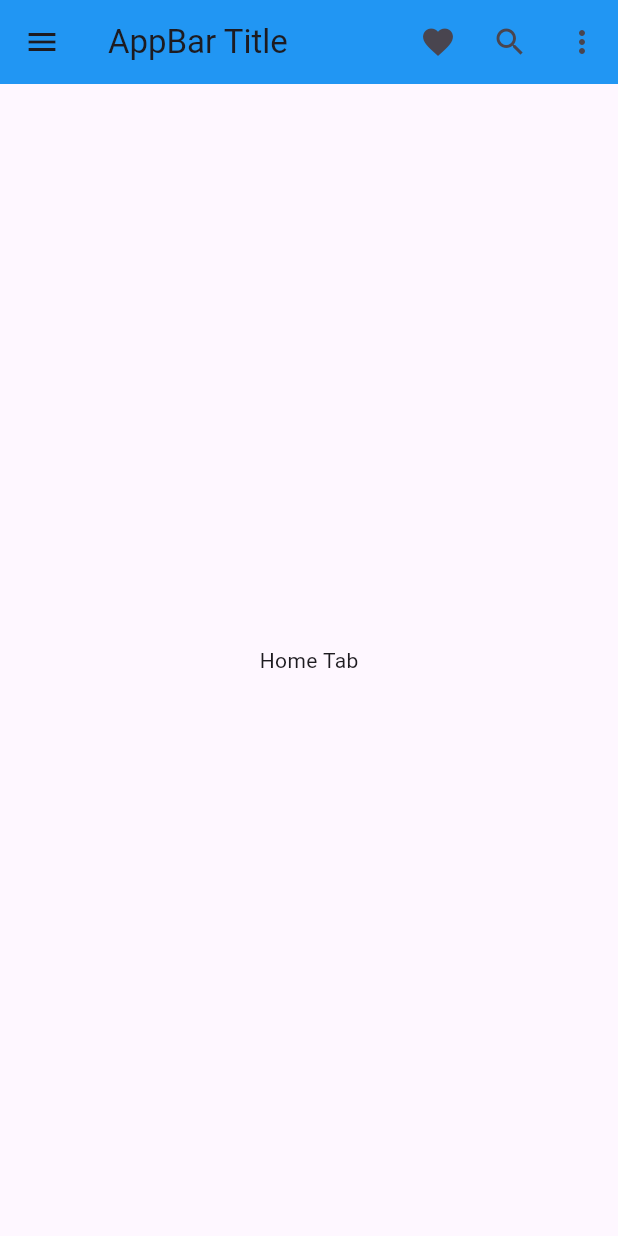
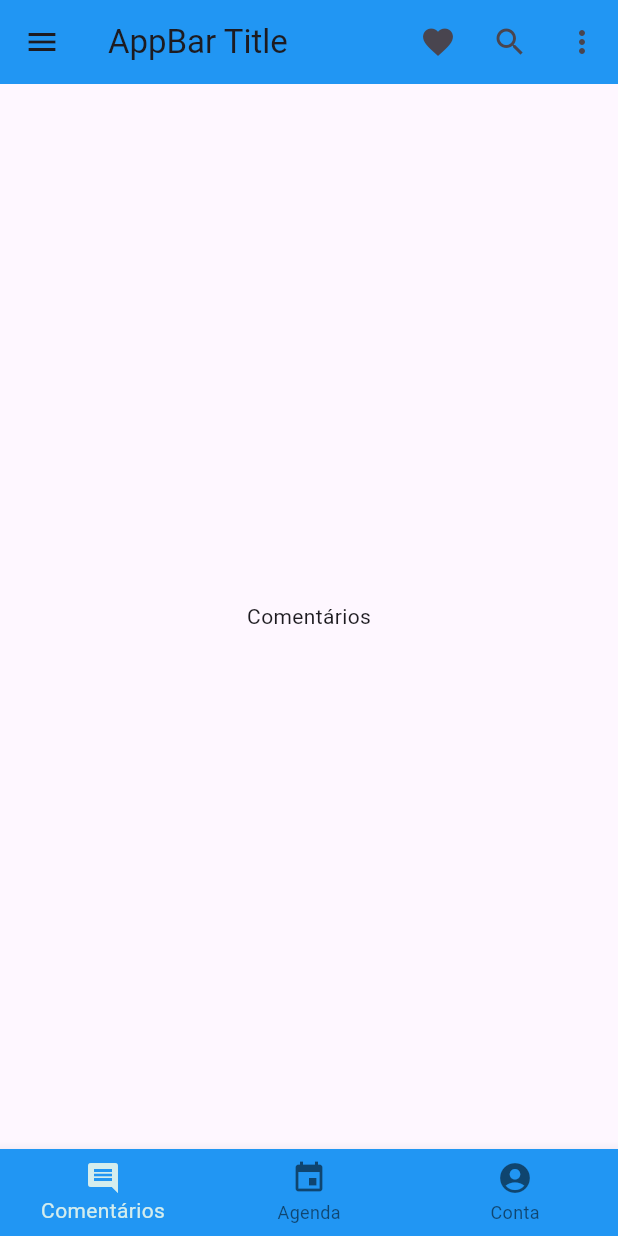
Before and after one commit to lucas132000/Flutter_Education, a Flutter app: the screen it shows after launch, on a phone screen of 412 x 824 dp. Run offline on Flutter 3.47's test engine with Material 3 defaults, Android fonts, the phone set to English and light mode, and no system bars; our stand-ins replace device_preview.

Commit message:
inserção da barra inferior

```diff
--- a/flutter_application_1/flutter_teste/lib/main.dart
+++ b/flutter_application_1/flutter_teste/lib/main.dart
@@ -1,142 +1,9 @@
+import 'package:flutter/material.dart';
 import 'package:device_preview/device_preview.dart';
-import 'package:flutter/material.dart';
 import 'package:flutter_localizations/flutter_localizations.dart';
 import 'package:flutter_teste/about_page.dart';
 import 'package:flutter_teste/home_page.dart';
 import 'package:flutter_teste/settings_screen.dart';
-
-class AppBarDemo extends StatelessWidget {
-  const AppBarDemo({Key? key}) : super(key: key);
-
-  @override
-  Widget build(BuildContext context) {
-    // Obtenha uma instância de MaterialLocalizations para acessar os textos localizados
-    final MaterialLocalizations localizations =
-        MaterialLocalizations.of(context);
-
-    return Scaffold(
-      appBar: AppBar(
-        backgroundColor: Colors.blue, // Cor de fundo do AppBar
-        leading: Builder(
-          builder: (context) => IconButton(
-            icon: const Icon(Icons.menu),
-            tooltip: localizations.openAppDrawerTooltip,
-            onPressed: () {
-              // Abre o Drawer ao clicar no ícone do menu
-              Scaffold.of(context).openDrawer();
-            },
-          ),
-        ),
-        title: Text(
-          'AppBar Title', // Altere para a string desejada ou localize a partir de seus próprios recursos
-        ),
-        actions: [
-          IconButton(
-            tooltip:
-                'Favorite', // Altere para a string desejada ou localize a partir de seus próprios recursos
-            icon: const Icon(Icons.favorite),
-            onPressed: () {},
-          ),
-          IconButton(
-            tooltip:
-                'Search', // Altere para a string desejada ou localize a partir de seus próprios recursos
-            icon: const Icon(Icons.search),
-            onPressed: () {},
-          ),
-          PopupMenuButton<String>(
-            itemBuilder: (context) {
-              return [
-                PopupMenuItem(
-                  child: Text(
-                      'First'), // Altere para a string desejada ou localize a partir de seus próprios recursos
-                ),
-                PopupMenuItem(
-                  child: Text(
-                      'Second'), // Altere para a string desejada ou localize a partir de seus próprios recursos
-                ),
-                PopupMenuItem(
-                  child: Text(
-                      'Third'), // Altere para a string desejada ou localize a partir de seus próprios recursos
-                ),
-              ];
-            },
-          ),
-        ],
-      ),
-      body: Center(
-        child: Text(
-          'Home Tab', // Altere para a string desejada ou localize a partir de seus próprios recursos
-        ),
-      ),
-      // Adiciona o Drawer ao Scaffold
-      drawer: Drawer(
-        child: ListView(
-          // Define os itens no Drawer
-          children: [
-            // Adiciona um DrawerHeader com uma foto de perfil arredondada
-            DrawerHeader(
-              decoration: BoxDecoration(
-                color: Colors.blue,
-              ),
-              child: Column(
-                children: [
-                  CircleAvatar(
-                    radius:
-                        50, // Define o raio da imagem para torná-la arredondada
-                    backgroundImage: AssetImage('assets/images/profile.jpg'),
-                  ),
-                  Text(
-                    'Profile',
-                    style: TextStyle(
-                      color: Colors.white,
-                      fontSize: 24,
-                    ),
-                  ),
-                ],
-              ),
-            ),
-            ListTile(
-              leading: Icon(Icons.home),
-              title: Text('Home'),
-              onTap: () {
-                // Ação ao selecionar "Home"
-                Navigator.pop(context);
-                Navigator.push(
-                  context,
-                  MaterialPageRoute(builder: (context) => HomePage()),
-                ); // Fechar o Drawer
-              },
-            ),
-            ListTile(
-              leading: Icon(Icons.settings),
-              title: Text('Settings'),
-              onTap: () {
-                // Ação ao selecionar "Settings"
-                Navigator.pop(context);
-                Navigator.push(
-                  context,
-                  MaterialPageRoute(builder: (context) => SettingsScreen()),
-                ); // Fechar o Drawer
-              },
-            ),
-            ListTile(
-              leading: Icon(Icons.info),
-              title: Text('About'),
-              onTap: () {
-                // Ação ao selecionar "About"
-                Navigator.pop(context);
-                Navigator.push(
-                  context,
-                  MaterialPageRoute(builder: (context) => AboutPage()),
-                );  // Fechar o Drawer
-              },
-            ),
-          ],
-        ),
-      ),
-    );
-  }
-}
 
 void main() {
   runApp(
@@ -155,17 +22,171 @@ class MyApp extends StatelessWidget {
     return MaterialApp(
       title: 'AppBar Demo',
       localizationsDelegates: const [
-        // Configurações para internacionalização com flutter_localizations
         GlobalMaterialLocalizations.delegate,
         GlobalWidgetsLocalizations.delegate,
         GlobalCupertinoLocalizations.delegate,
       ],
       supportedLocales: const [
-        // Lista de idiomas suportados
-        Locale('en', 'US'), // Inglês
-        Locale('pt', 'BR'), // Português do Brasil
+        Locale('en', 'US'),
+        Locale('pt', 'BR'),
       ],
       home: const AppBarDemo(),
     );
   }
 }
+
+class AppBarDemo extends StatefulWidget {
+  const AppBarDemo({Key? key}) : super(key: key);
+
+  @override
+  _AppBarDemoState createState() => _AppBarDemoState();
+}
+
+class _AppBarDemoState extends State<AppBarDemo> {
+  int _selectedIndex = 0;
+
+  static const List<Widget> _widgetOptions = <Widget>[
+    Text('Comentários'),
+    Text('Agenda'),
+    Text('Conta'),
+  ];
+
+  void _onItemTapped(int index) {
+    setState(() {
+      _selectedIndex = index;
+    });
+  }
+
+  @override
+  Widget build(BuildContext context) {
+    final MaterialLocalizations localizations =
+        MaterialLocalizations.of(context);
+
+    return Scaffold(
+      appBar: AppBar(
+        backgroundColor: Colors.blue,
+        leading: Builder(
+          builder: (context) => IconButton(
+            icon: const Icon(Icons.menu),
+            tooltip: localizations.openAppDrawerTooltip,
+            onPressed: () {
+              Scaffold.of(context).openDrawer();
+            },
+          ),
+        ),
+        title: Text(
+          'AppBar Title',
+        ),
+        actions: [
+          IconButton(
+            tooltip: 'Favorite',
+            icon: const Icon(Icons.favorite),
+            onPressed: () {},
+          ),
+          IconButton(
+            tooltip: 'Search',
+            icon: const Icon(Icons.search),
+            onPressed: () {},
+          ),
+          PopupMenuButton<String>(
+            itemBuilder: (context) {
+              return [
+                PopupMenuItem(
+                  child: Text('First'),
+                ),
+                PopupMenuItem(
+                  child: Text('Second'),
+                ),
+                PopupMenuItem(
+                  child: Text('Third'),
+                ),
+              ];
+            },
+          ),
+        ],
+      ),
+      body: Center(
+        child: _widgetOptions.elementAt(_selectedIndex),
+      ),
+      bottomNavigationBar: BottomNavigationBar(
+        backgroundColor: Colors.blue,
+        items: const <BottomNavigationBarItem>[
+          BottomNavigationBarItem(
+            icon: Icon(Icons.comment),
+            label: 'Comentários',
+          ),
+          BottomNavigationBarItem(
+            icon: Icon(Icons.event),
+            label: 'Agenda',
+          ),
+          BottomNavigationBarItem(
+            icon: Icon(Icons.account_circle),
+            label: 'Conta',
+          ),
+        ],
+        currentIndex: _selectedIndex,
+        selectedItemColor: Color.fromARGB(255, 212, 237, 237),
+        onTap: _onItemTapped,
+      ),
+      drawer: Drawer(
+        child: ListView(
+          children: [
+            DrawerHeader(
+              decoration: BoxDecoration(
+                color: Colors.blue,
+              ),
+              child: Column(
+                children: [
+                  CircleAvatar(
+                    radius: 50,
+                    backgroundImage: AssetImage('assets/images/profile.jpg'),
+                  ),
+                  Text(
+                    'Profile',
+                    style: TextStyle(
+                      color: Colors.white,
+                      fontSize: 24,
+                    ),
+                  ),
+                ],
+              ),
+            ),
+            ListTile(
+              leading: Icon(Icons.home),
+              title: Text('Home'),
+              onTap: () {
+                Navigator.pop(context);
+                Navigator.push(
+                  context,
+                  MaterialPageRoute(builder: (context) => HomePage()),
+                );
+              },
+            ),
+            ListTile(
+              leading: Icon(Icons.settings),
+              title: Text('Settings'),
+              onTap: () {
+                Navigator.pop(context);
+                Navigator.push(
+                  context,
+                  MaterialPageRoute(builder: (context) => SettingsScreen()),
+                );
+              },
+            ),
+            ListTile(
+              leading: Icon(Icons.info),
+              title: Text('About'),
+              onTap: () {
+                Navigator.pop(context);
+                Navigator.push(
+                  context,
+                  MaterialPageRoute(builder: (context) => AboutPage()),
+                );
+              },
+            ),
+          ],
+        ),
+      ),
+    );
+  }
+}
```
Also changed, not shown: flutter_application_1/flutter_teste/pubspec.lock.
